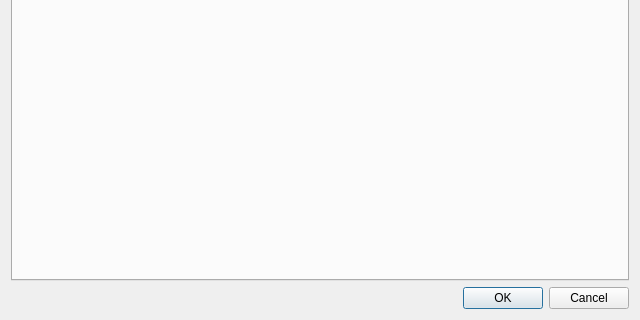
The window that src/gui/desktop/ui/configuration_dialog.ui (Kicer86/photobroom) describes before a commit, drawn with Qt 5; both pictures show x 0 to 640 and y 160 to 480 of the 640 by 480 pixel window.
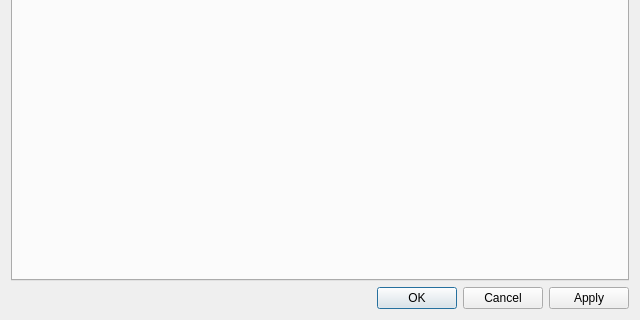
The same window after the commit.

Commit message: gui: ui: ConfigurationDialog: emiting saveData() when "apply" or "ok" buttons clicked

Patch:
```diff
--- a/src/gui/desktop/ui/configuration_dialog.ui
+++ b/src/gui/desktop/ui/configuration_dialog.ui
@@ -164,7 +164,7 @@
    <item>
     <widget class="QDialogButtonBox" name="buttonBox">
      <property name="standardButtons">
-      <set>QDialogButtonBox::Cancel|QDialogButtonBox::Ok</set>
+      <set>QDialogButtonBox::Apply|QDialogButtonBox::Cancel|QDialogButtonBox::Ok</set>
      </property>
     </widget>
    </item>
```
The commit also changes 2 other files.
